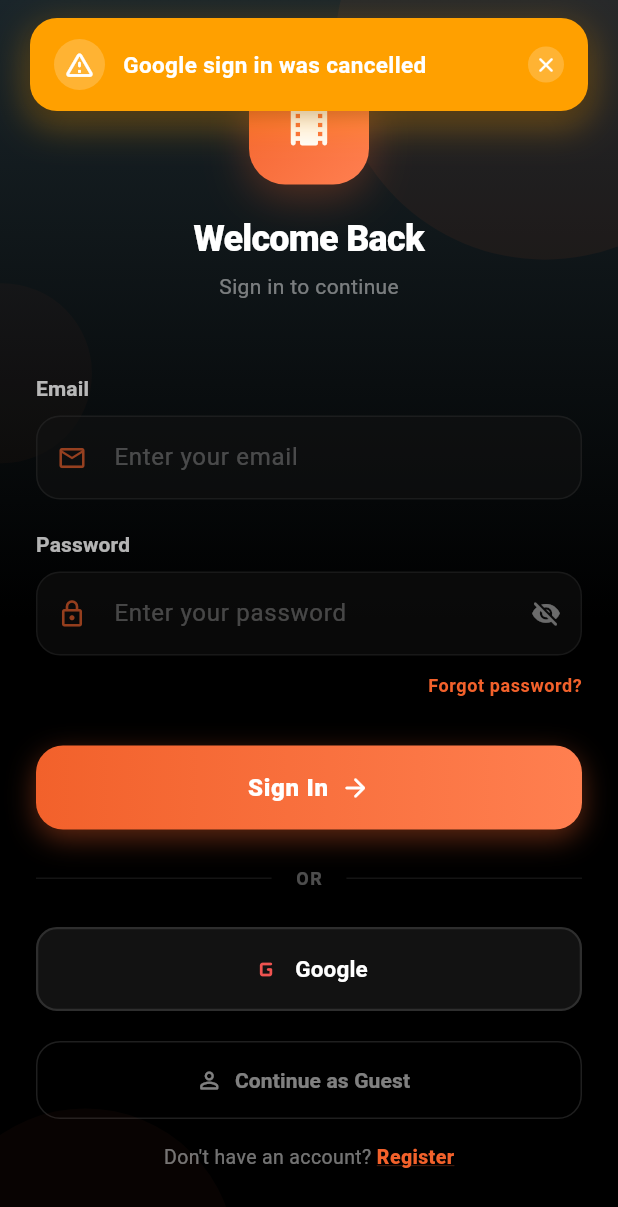
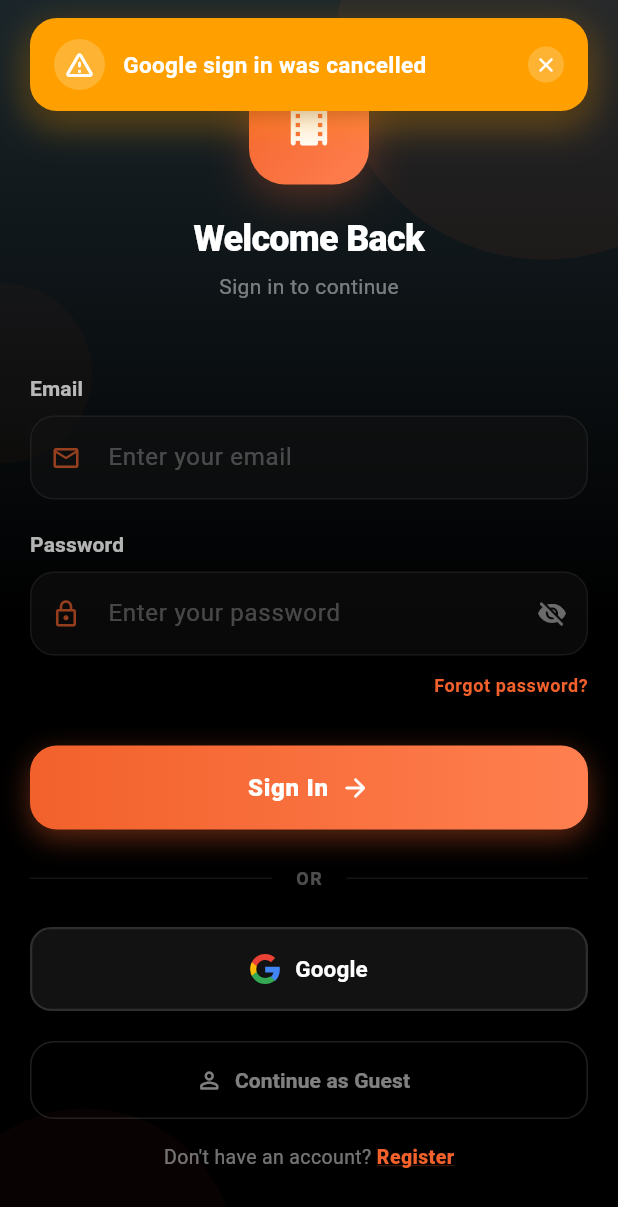
Before and after one commit to moamenFathy/Ticketa, a Flutter app: the screen it shows after launch, after a tap on "Google", on a phone screen of 412 x 824 dp. Shown: the top 1207 px of the screen. Run offline on Flutter 3.47's test engine with Material 3 defaults, Android fonts, the phone set to English and light mode, and no system bars; our stand-ins replace cached_network_image, cookie_jar, dio, dio_cookie_manager, flutter_bloc, get_it and 6 more; missing offline and left inert: cupertino_native, flutter_stripe.

Commit message:
refactor(auth): refine authentication screens, validations, and responsive layout

```diff
--- a/apps/mobile/lib/features/auth/data/google_auth_service.dart
+++ b/apps/mobile/lib/features/auth/data/google_auth_service.dart
@@ -1,6 +1,7 @@
 import 'package:flutter/foundation.dart';
 import 'package:google_sign_in/google_sign_in.dart';
 import 'package:shared_preferences/shared_preferences.dart';
+import 'package:ticketa/core/utils/app_logger.dart';
 
 const String kWebClientId =
     '768723492799-7qsjikqikqjvhtarqmqqsq6s72sjtg2s.apps.googleusercontent.com';
@@ -22,7 +23,7 @@ class GoogleAuthService {
 
   static Future<String?> signInWithGoogle() async {
     const debugTag = 'GOOGLE_SIGN_IN';
-    debugPrint('[$debugTag] starting sign-in (apple=$_isApple)');
+    AppLogger.d('starting sign-in (apple=$_isApple)', tag: debugTag);
     try {
       await _googleSignIn.signOut();
 
@@ -30,19 +31,25 @@ class GoogleAuthService {
           .signIn()
           .timeout(const Duration(seconds: 30));
       if (account == null) {
-        debugPrint('[$debugTag] account returned null -> user cancelled');
+        AppLogger.w('account returned null -> user cancelled', tag: debugTag);
         return null;
       }
-      debugPrint('[$debugTag] account = ${account.email} '
-          '(${account.displayName ?? 'no-name'})');
+      AppLogger.i(
+        'account = ${account.email} (${account.displayName ?? 'no-name'})',
+        tag: debugTag,
+      );
 
       final auth = await account.authentication;
       final idToken = auth.idToken;
-      debugPrint('[$debugTag] got idToken? ${idToken != null}'
-          ' length=${idToken?.length ?? 0}');
+      AppLogger.d(
+        'got idToken? ${idToken != null} length=${idToken?.length ?? 0}',
+        tag: debugTag,
+      );
       if (idToken == null) {
-        debugPrint('[$debugTag] FAILED: idToken is null '
-            '(likely clientId/serverClientId misconfigured)');
+        AppLogger.e(
+          'FAILED: idToken is null (likely clientId/serverClientId misconfigured)',
+          tag: debugTag,
+        );
         return null;
       }
 
@@ -55,7 +62,7 @@ class GoogleAuthService {
       await prefs.setString('google_email', account.email);
       return idToken;
     } catch (e, st) {
-      debugPrint('[$debugTag] ERROR: $e\n$st');
+      AppLogger.e('Sign in error: $e', tag: debugTag, error: e, stackTrace: st);
       return null;
     }
   }
--- a/apps/mobile/lib/features/auth/presentation/screens/login_page.dart
+++ b/apps/mobile/lib/features/auth/presentation/screens/login_page.dart
@@ -3,6 +3,8 @@ import 'package:flutter/services.dart';
 import 'package:flutter_bloc/flutter_bloc.dart';
 import 'package:ticketa/core/services/message_service.dart';
 import 'package:ticketa/core/theme/app_colors.dart';
+import 'package:ticketa/core/utils/app_responsive.dart';
+import 'package:ticketa/core/widgets/google_logo.dart';
 import 'package:ticketa/core/di/injection.dart';
 import 'package:ticketa/features/auth/data/google_auth_service.dart';
 import 'package:ticketa/features/auth/presentation/widgets/auth_background.dart';
@@ -22,6 +24,7 @@ class _LoginPageState extends State<LoginPage> with SingleTickerProviderStateMix
   final _emailController = TextEditingController();
   final _passwordController = TextEditingController();
   bool _obscurePassword = true;
+  bool _isGoogleLoading = false;
   late AnimationController _animController;
   late Animation<double> _slideUp;
   late Animation<double> _fadeIn;
@@ -63,7 +66,10 @@ class _LoginPageState extends State<LoginPage> with SingleTickerProviderStateMix
           child: SafeArea(
             child: Center(
               child: SingleChildScrollView(
-                padding: const EdgeInsets.symmetric(horizontal: 24),
+                padding: AppResponsive.screenPadding(context),
+                child: AppResponsive.constrainedBody(
+                  context: context,
+                  maxWidth: AppResponsive.maxFormWidth,
                   child: AnimatedBuilder(
                     animation: _animController,
                     builder: (context, _) {
@@ -105,6 +111,7 @@ class _LoginPageState extends State<LoginPage> with SingleTickerProviderStateMix
                       ),
                     );
                   },
+                ),
               ),
             ),
           ),
@@ -228,6 +235,11 @@ class _LoginPageState extends State<LoginPage> with SingleTickerProviderStateMix
   Widget _buildSignInButton(ThemeData theme, AppLocalizations l10n) {
     return BlocConsumer<AuthCubit, AuthState>(
       listener: (context, state) {
+        if (state is! AuthLoading) {
+          if (_isGoogleLoading && mounted) {
+            setState(() => _isGoogleLoading = false);
+          }
+        }
         if (state is AuthLoginSuccess) {
           Navigator.pushReplacementNamed(context, '/main');
         } else if (state is AuthEmailConfirmRequired) {
@@ -237,7 +249,10 @@ class _LoginPageState extends State<LoginPage> with SingleTickerProviderStateMix
         }
       },
       builder: (context, state) {
-        final isLoading = state is AuthLoading;
+        final isAuthLoading = state is AuthLoading;
+        final isEmailLoading = isAuthLoading && !_isGoogleLoading;
+        final isAnyLoading = isAuthLoading || _isGoogleLoading;
+
         return SizedBox(
           width: double.infinity,
           height: 56,
@@ -258,7 +273,7 @@ class _LoginPageState extends State<LoginPage> with SingleTickerProviderStateMix
               ],
             ),
             child: ElevatedButton(
-              onPressed: isLoading
+              onPressed: isAnyLoading
                   ? null
                   : () {
                       if (_formKey.currentState!.validate()) {
@@ -275,7 +290,7 @@ class _LoginPageState extends State<LoginPage> with SingleTickerProviderStateMix
                 shape: RoundedRectangleBorder(borderRadius: BorderRadius.circular(18)),
                 elevation: 0,
               ),
-              child: isLoading
+              child: isEmailLoading
                   ? const SizedBox(
                       height: 22, width: 22,
                       child: CircularProgressIndicator(strokeWidth: 2.5, color: Colors.white),
@@ -303,14 +318,17 @@ class _LoginPageState extends State<LoginPage> with SingleTickerProviderStateMix
   Widget _buildGoogleButton(ThemeData theme, AppLocalizations l10n) {
     return BlocBuilder<AuthCubit, AuthState>(
       builder: (context, state) {
-        final isLoading = state is AuthLoading;
+        final isAuthLoading = state is AuthLoading;
+        final isGoogleLoading = _isGoogleLoading;
+        final isAnyLoading = isAuthLoading || _isGoogleLoading;
+
         return SizedBox(
           width: double.infinity,
           child: _SocialButton(
-            icon: Icons.g_mobiledata_rounded,
-            iconColor: Colors.red.shade400,
+            customIcon: const GoogleLogo(size: 20),
             label: 'Google',
-            onPressed: isLoading ? null : () => _handleGoogleSignIn(context),
+            isLoading: isGoogleLoading,
+            onPressed: isAnyLoading ? null : () => _handleGoogleSignIn(context),
           ),
         );
       },
@@ -320,9 +338,12 @@ class _LoginPageState extends State<LoginPage> with SingleTickerProviderStateMix
   Future<void> _handleGoogleSignIn(BuildContext context) async {
     final l10n = AppLocalizations.of(context)!;
 
+    setState(() => _isGoogleLoading = true);
+    try {
       final idToken = await GoogleAuthService.signInWithGoogle();
       if (!mounted || !context.mounted) return;
       if (idToken == null) {
+        setState(() => _isGoogleLoading = false);
         MessageService.showWarning(
           context: context,
           message: 'Google sign in was cancelled',
@@ -339,6 +360,11 @@ class _LoginPageState extends State<LoginPage> with SingleTickerProviderStateMix
         idToken: idToken,
         email: savedEmail.isNotEmpty ? savedEmail : null,
       );
+    } catch (_) {
+      if (mounted) {
+        setState(() => _isGoogleLoading = false);
+      }
+    }
   }
 
   Widget _buildDividerWithText(ThemeData theme, bool isDark, AppLocalizations l10n) {
@@ -358,17 +384,19 @@ class _LoginPageState extends State<LoginPage> with SingleTickerProviderStateMix
   }
 
   Widget _buildGuestButton(ThemeData theme, AppLocalizations l10n) {
-    return Builder(
-      builder: (context) => SizedBox(
+    return BlocBuilder<AuthCubit, AuthState>(
+      builder: (context, state) {
+        final isBusy = state is AuthLoading || _isGoogleLoading;
+        return SizedBox(
           width: double.infinity,
           height: 52,
           child: OutlinedButton.icon(
-          onPressed: () => context.read<AuthCubit>().loginAsGuest(),
-          icon: Icon(Icons.person_outline_rounded, size: 18, color: theme.colorScheme.onSurface.withValues(alpha: 0.5)),
+            onPressed: isBusy ? null : () => context.read<AuthCubit>().loginAsGuest(),
+            icon: Icon(Icons.person_outline_rounded, size: 18, color: theme.colorScheme.onSurface.withValues(alpha: isBusy ? 0.25 : 0.5)),
             label: Text(
               l10n.continueAsGuest,
               style: TextStyle(
-              color: theme.colorScheme.onSurface.withValues(alpha: 0.5),
+                color: theme.colorScheme.onSurface.withValues(alpha: isBusy ? 0.25 : 0.5),
                 fontWeight: FontWeight.w700,
                 fontSize: 14,
               ),
@@ -378,7 +406,8 @@ class _LoginPageState extends State<LoginPage> with SingleTickerProviderStateMix
               shape: RoundedRectangleBorder(borderRadius: BorderRadius.circular(16)),
             ),
           ),
-      ),
+        );
+      },
     );
   }
 
@@ -440,15 +469,19 @@ class _LoginPageState extends State<LoginPage> with SingleTickerProviderStateMix
 
 class _SocialButton extends StatelessWidget {
   const _SocialButton({
-    required this.icon,
+    this.icon,
+    this.customIcon,
     required this.label,
     required this.onPressed,
+    this.isLoading = false,
     this.iconColor = AppColors.warmOrange,
-  });
+  }) : assert(icon != null || customIcon != null, 'Either icon or customIcon must be provided');
 
-  final IconData icon;
+  final IconData? icon;
+  final Widget? customIcon;
   final String label;
   final VoidCallback? onPressed;
+  final bool isLoading;
   final Color iconColor;
 
   @override
@@ -470,11 +503,20 @@ class _SocialButton extends StatelessWidget {
             borderRadius: BorderRadius.circular(14),
           ),
         ),
-        child: Row(
+        child: isLoading
+            ? SizedBox(
+                height: 22,
+                width: 22,
+                child: CircularProgressIndicator(
+                  strokeWidth: 2.5,
+                  color: theme.colorScheme.onSurface.withValues(alpha: 0.7),
+                ),
+              )
+            : Row(
                 mainAxisAlignment: MainAxisAlignment.center,
                 children: [
-            Icon(icon, size: 22, color: iconColor),
-            const SizedBox(width: 8),
+                  customIcon ?? Icon(icon, size: 22, color: iconColor),
+                  const SizedBox(width: 10),
                   Text(
                     label,
                     style: const TextStyle(
```
Also changed, not shown: apps/mobile/lib/features/auth/presentation/cubit/auth_cubit.dart (+7 -7 lines), apps/mobile/lib/features/auth/presentation/screens/confirm_email_page.dart (+6 -1 lines), apps/mobile/lib/features/auth/presentation/screens/forgot_password_page.dart (+6 -1 lines), apps/mobile/lib/features/auth/presentation/screens/register_page.dart (+7 -2 lines). Lines whose indentation alone changed are shown as unchanged.
